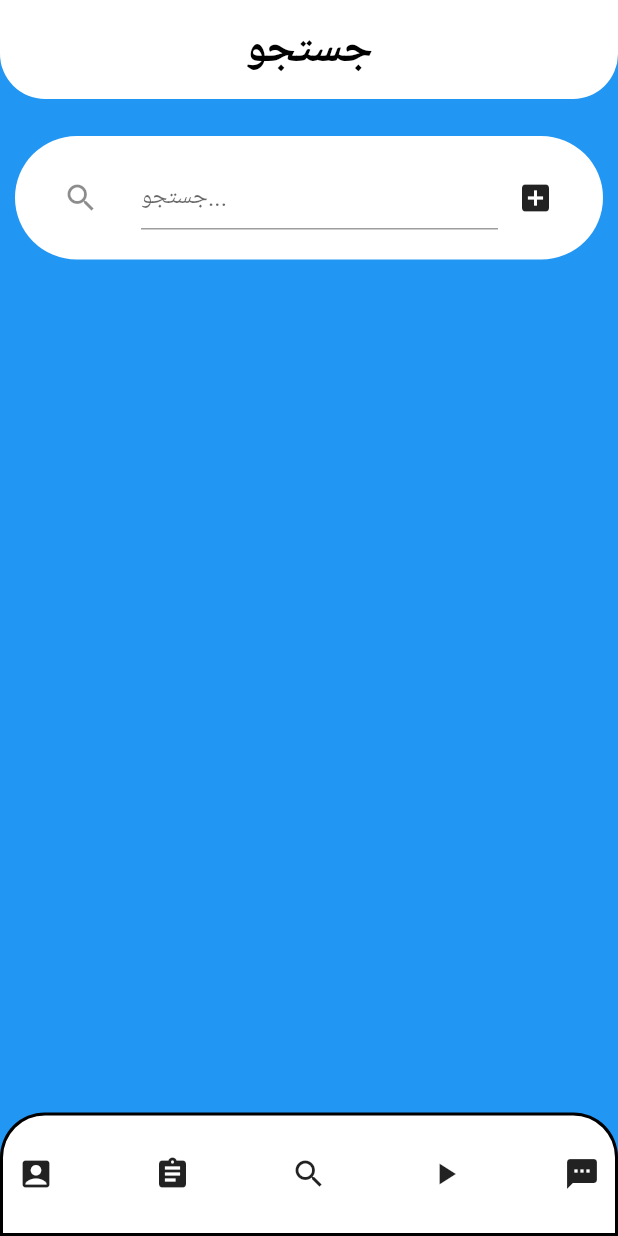
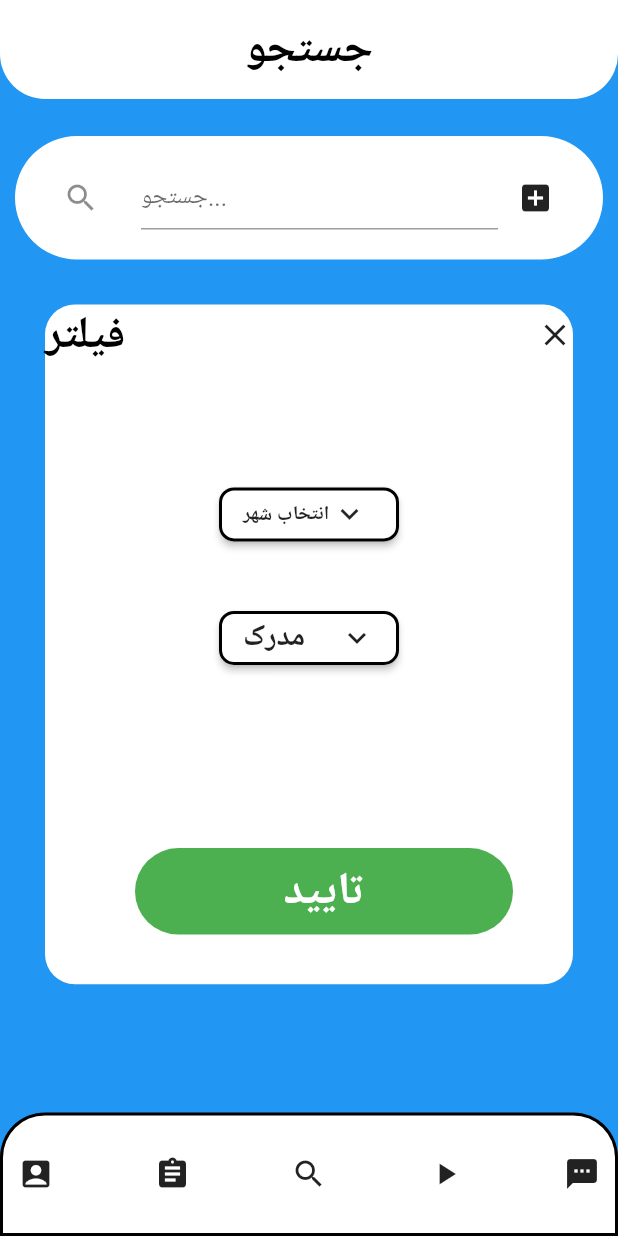
Before and after one commit to pr1266/online_coaching_system_ui_flutter, a Flutter app: the myHomePageState screen opened directly, on a phone screen of 412 x 824 dp. Run offline on Flutter 3.47's test engine with Material 2 defaults, Android fonts, the phone set to English and light mode, and no system bars; our stand-ins replace circular_profile_avatar, validators; network calls fail.

Commit message:
'filter_added'

```diff
--- a/lib/athlete/search.dart
+++ b/lib/athlete/search.dart
@@ -115,7 +115,7 @@ class SearchPage extends State<SearchPage_>{
                 margin: EdgeInsets.all(20),
               )
           ),
-          new Expanded(
+          filter == true ? new Expanded(
             child: new SizedBox(
               child: ListView.builder(
                 shrinkWrap: true,
@@ -158,7 +158,129 @@ class SearchPage extends State<SearchPage_>{
                   );
               }),
             ),
-          )
+          ): Container(
+            margin: EdgeInsets.all(30),
+            height: MediaQuery.of(context).size.height * .55,
+            decoration: BoxDecoration(
+              borderRadius: BorderRadius.all(Radius.circular(20)),
+              color: Colors.white,
+            ),
+            child: new Column(
+              children: <Widget>[
+                new Row(
+                  mainAxisAlignment: MainAxisAlignment.spaceBetween,
+                  children: <Widget>[
+                    Container(
+                      padding: EdgeInsets.only(right: 140),
+                      child : new Text(
+                        'فیلتر',
+                        style: new TextStyle(
+                          color: Colors.black,
+                          fontSize: 30,
+                          fontWeight: FontWeight.bold
+                        ),
+                      )
+                    ),
+                    Container(
+                      padding: EdgeInsets.only(left: 10),
+                      child: new Icon(
+                        Icons.close
+                      ),
+                    ),
+                  ],
+                ),
+                new Container(
+                  height: MediaQuery.of(context).size.height * .07,
+                  color: Colors.white,
+                ),
+                new Container(
+                  width: 120,
+                  alignment: Alignment.center,
+                  height: MediaQuery.of(context).size.height * .1,
+                  child: new ButtonTheme(
+                    minWidth: 100,
+                    buttonColor: Colors.white,
+                    child: new RaisedButton(
+                      shape: RoundedRectangleBorder(
+                        side: BorderSide(color: Colors.black, width: 2,),
+                        borderRadius: BorderRadius.all(Radius.circular(10))
+                      ),
+                      onPressed: (){},
+                      child: new Row(
+                        mainAxisAlignment: MainAxisAlignment.spaceBetween,
+                        children: <Widget>[
+                          new Container(
+                            child: new Text('انتخاب شهر', style: TextStyle(fontSize: 13, fontWeight: FontWeight.bold)),
+                          ),
+                          new Container(
+                            padding: EdgeInsets.only(right: 5, left: 0),
+                            child: Icon(Icons.keyboard_arrow_down),
+                          )
+
+                        ],
+                      )
+                    ),
+                  )
+                ),
+                new Container(
+                    width: 120,
+                    alignment: Alignment.center,
+                    height: MediaQuery.of(context).size.height * .1,
+                    child: new ButtonTheme(
+                      minWidth: 100,
+                      buttonColor: Colors.white,
+                      child: new RaisedButton(
+                          shape: RoundedRectangleBorder(
+                              side: BorderSide(color: Colors.black, width: 2,),
+                              borderRadius: BorderRadius.all(Radius.circular(10))
+                          ),
+                          onPressed: (){},
+                          child: new Row(
+                            mainAxisAlignment: MainAxisAlignment.spaceBetween,
+                            children: <Widget>[
+                              new Container(
+                                child: new Text('مدرک' , style: TextStyle(fontSize: 20, fontWeight: FontWeight.bold),),
+                              ),
+                              new Container(
+                                child: Icon(Icons.keyboard_arrow_down),
+                              )
+                            ],
+                          )
+                      ),
+                    )
+                ),
+                new Container(
+                  alignment: Alignment.center,
+                  height: MediaQuery.of(context).size.height * .12,
+                  color: Colors.white,
+                ),
+                new Container(
+                  width: 450,
+                  alignment: Alignment.center,
+                  height: MediaQuery.of(context).size.height * .07,
+                  color: Colors.white,
+                  child: new Container(
+                    alignment: Alignment.center,
+                    width: 450,
+                    height: MediaQuery.of(context).size.height * .07,
+                    child: new Text(
+                      'تایید',
+                      style: new TextStyle(
+                        fontWeight: FontWeight.bold,
+                        fontSize: 30,
+                        color: Colors.white
+                      )
+                    ),
+                    margin: EdgeInsets.only(left: 60, right: 40),
+                    decoration: BoxDecoration(
+                      borderRadius: BorderRadius.all(Radius.circular(40)),
+                      color: Colors.green
+                    ),
+                  ),
+                ),
+              ],
+            ),
+          ),
         ],
       ),
     );
```
